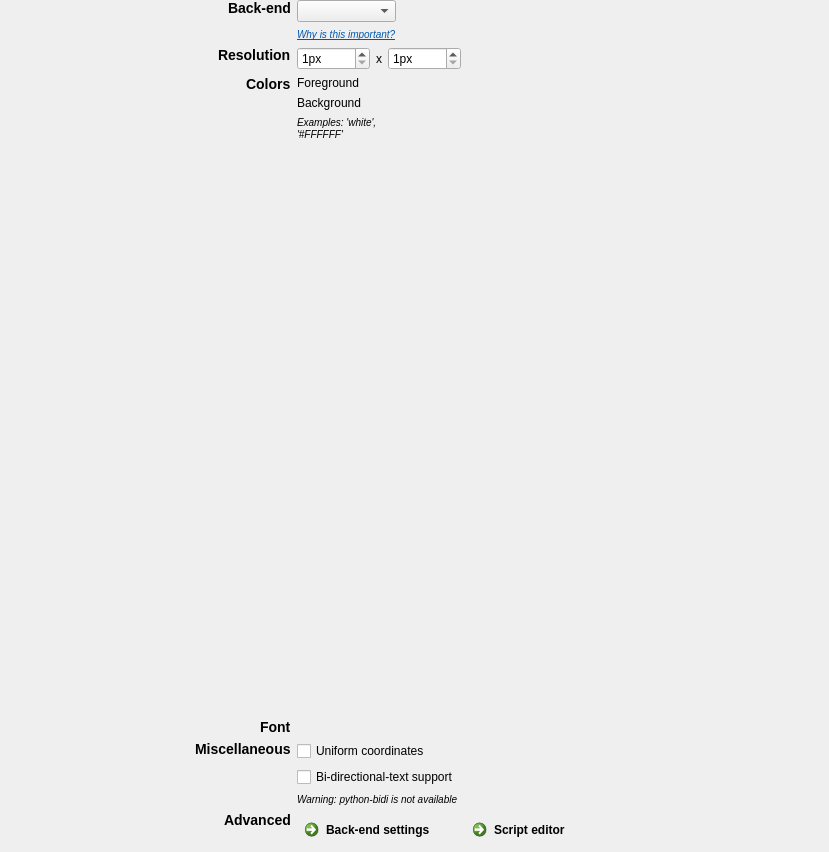
Qt form resources/ui/widgets/general_properties.ui (open-cogsci/OpenSesame) before a commit.
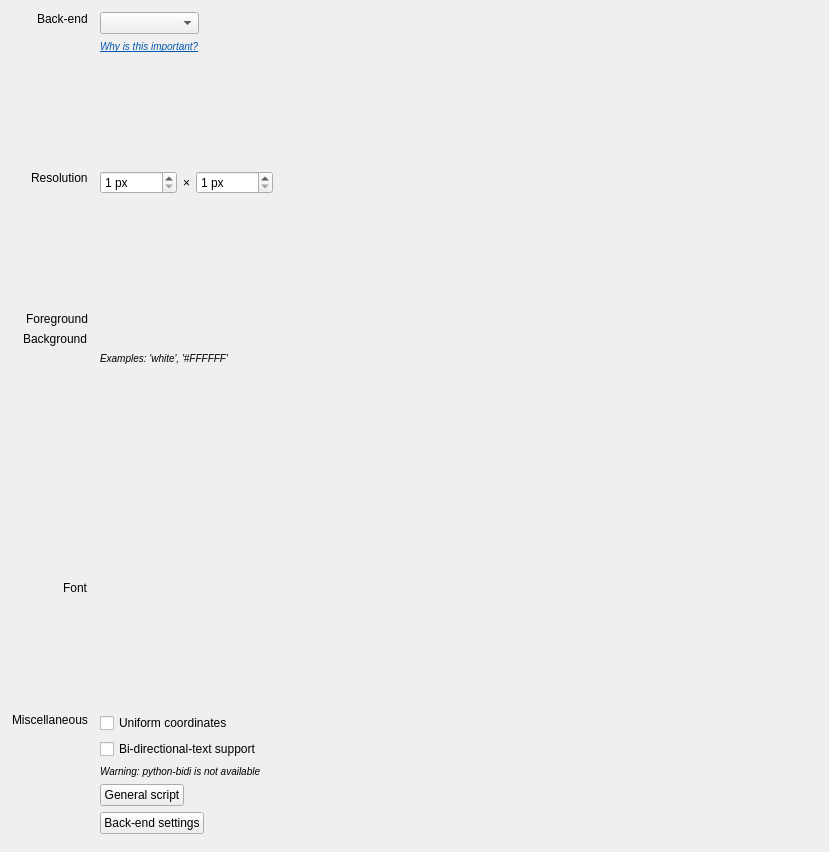
The same form after that commit. Icons and pictures are not drawn. Custom widgets are drawn as their Qt base class.

Patch:
```diff
--- a/resources/ui/widgets/general_properties.ui
+++ b/resources/ui/widgets/general_properties.ui
@@ -14,29 +14,11 @@
    <string>Form</string>
   </property>
   <layout class="QVBoxLayout" name="container_layout">
+   <property name="spacing">
+    <number>18</number>
+   </property>
    <property name="margin">
-    <number>0</number>
-   </property>
-   <item>
-    <widget class="QWidget" name="widget_container" native="true">
-     <property name="sizePolicy">
-      <sizepolicy hsizetype="Expanding" vsizetype="Preferred">
-       <horstretch>0</horstretch>
-       <verstretch>0</verstretch>
-      </sizepolicy>
-     </property>
-     <layout class="QHBoxLayout" name="horizontalLayout_5">
-      <property name="leftMargin">
-       <number>4</number>
-      </property>
-      <property name="topMargin">
-       <number>0</number>
-      </property>
-      <property name="rightMargin">
-       <number>4</number>
-      </property>
-      <property name="bottomMargin">
-       <number>4</number>
+    <number>12</number>
       </property>
       <item>
        <widget class="QWidget" name="widget" native="true">
@@ -59,13 +41,19 @@
          <property name="labelAlignment">
           <set>Qt::AlignRight|Qt::AlignTrailing|Qt::AlignVCenter</set>
          </property>
+      <property name="horizontalSpacing">
+       <number>12</number>
+      </property>
+      <property name="verticalSpacing">
+       <number>6</number>
+      </property>
          <property name="margin">
           <number>0</number>
          </property>
          <item row="0" column="0">
           <widget class="QLabel" name="label_backend">
            <property name="text">
-            <string>&lt;h3&gt;Back-end&lt;/h3&gt;</string>
+         <string>Back-end</string>
            </property>
            <property name="alignment">
             <set>Qt::AlignLeading|Qt::AlignLeft|Qt::AlignTop</set>
@@ -100,10 +88,23 @@
            </layout>
           </widget>
          </item>
+      <item row="1" column="1">
+       <spacer name="verticalSpacer_4">
+        <property name="orientation">
+         <enum>Qt::Vertical</enum>
+        </property>
+        <property name="sizeHint" stdset="0">
+         <size>
+          <width>20</width>
+          <height>6</height>
+         </size>
+        </property>
+       </spacer>
+      </item>
          <item row="2" column="0">
           <widget class="QLabel" name="label_resolution">
            <property name="text">
-            <string>&lt;h3&gt;Resolution&lt;/h3&gt;</string>
+         <string>Resolution</string>
            </property>
            <property name="alignment">
             <set>Qt::AlignLeading|Qt::AlignLeft|Qt::AlignTop</set>
@@ -131,7 +132,7 @@
                <string>The display resolution (width) in pixels</string>
               </property>
               <property name="suffix">
-               <string>px</string>
+            <string> px</string>
               </property>
               <property name="minimum">
                <number>1</number>
@@ -144,7 +145,7 @@
             <item>
              <widget class="QLabel" name="label_6">
               <property name="text">
-               <string>x</string>
+            <string>×</string>
               </property>
              </widget>
             </item>
@@ -154,7 +155,7 @@
                <string>The display resolution (height) in pixels</string>
               </property>
               <property name="suffix">
-               <string>px</string>
+            <string> px</string>
               </property>
               <property name="minimum">
                <number>1</number>
@@ -167,52 +168,54 @@
            </layout>
           </widget>
          </item>
-         <item row="3" column="0">
-          <widget class="QLabel" name="label_colors">
-           <property name="text">
-            <string>&lt;h3&gt;Colors&lt;/h3&gt;</string>
-           </property>
-           <property name="alignment">
-            <set>Qt::AlignLeading|Qt::AlignLeft|Qt::AlignTop</set>
-           </property>
-          </widget>
-         </item>
          <item row="3" column="1">
-          <widget class="QFrame" name="frame_colors">
-           <property name="sizePolicy">
-            <sizepolicy hsizetype="Fixed" vsizetype="Preferred">
-             <horstretch>0</horstretch>
-             <verstretch>0</verstretch>
-            </sizepolicy>
-           </property>
-           <property name="frameShape">
-            <enum>QFrame::NoFrame</enum>
-           </property>
-           <layout class="QGridLayout" name="gridLayout_6">
-            <property name="margin">
-             <number>0</number>
-            </property>
-            <item row="0" column="1">
-             <widget class="color_edit" name="edit_foreground" native="true"/>
-            </item>
-            <item row="0" column="0">
+       <spacer name="verticalSpacer_3">
+        <property name="orientation">
+         <enum>Qt::Vertical</enum>
+        </property>
+        <property name="sizeHint" stdset="0">
+         <size>
+          <width>20</width>
+          <height>6</height>
+         </size>
+        </property>
+       </spacer>
+      </item>
+      <item row="4" column="0">
              <widget class="QLabel" name="label_foreground">
               <property name="text">
                <string>Foreground</string>
               </property>
              </widget>
             </item>
-            <item row="1" column="0">
+      <item row="4" column="1">
+       <widget class="color_edit" name="edit_foreground" native="true">
+        <property name="sizePolicy">
+         <sizepolicy hsizetype="Fixed" vsizetype="Preferred">
+          <horstretch>0</horstretch>
+          <verstretch>0</verstretch>
+         </sizepolicy>
+        </property>
+       </widget>
+      </item>
+      <item row="5" column="0">
              <widget class="QLabel" name="label_background">
               <property name="text">
                <string>Background</string>
               </property>
              </widget>
             </item>
-            <item row="1" column="1">
-             <widget class="color_edit" name="edit_background" native="true"/>
-            </item>
-            <item row="2" column="0" colspan="2">
+      <item row="5" column="1">
+       <widget class="color_edit" name="edit_background" native="true">
+        <property name="sizePolicy">
+         <sizepolicy hsizetype="Fixed" vsizetype="Preferred">
+          <horstretch>0</horstretch>
+          <verstretch>0</verstretch>
+         </sizepolicy>
+        </property>
+       </widget>
+      </item>
+      <item row="6" column="1">
              <widget class="QLabel" name="label_colors_examples">
               <property name="sizePolicy">
                <sizepolicy hsizetype="Preferred" vsizetype="Expanding">
@@ -231,20 +234,48 @@
               </property>
              </widget>
             </item>
+      <item row="7" column="1">
+       <spacer name="verticalSpacer_2">
+        <property name="orientation">
+         <enum>Qt::Vertical</enum>
+        </property>
+        <property name="sizeHint" stdset="0">
+         <size>
+          <width>20</width>
+          <height>6</height>
+         </size>
+        </property>
+       </spacer>
+      </item>
+      <item row="8" column="1">
+       <widget class="QFrame" name="frame_colors">
+        <property name="sizePolicy">
+         <sizepolicy hsizetype="Fixed" vsizetype="Preferred">
+          <horstretch>0</horstretch>
+          <verstretch>0</verstretch>
+         </sizepolicy>
+        </property>
+        <property name="frameShape">
+         <enum>QFrame::NoFrame</enum>
+        </property>
+        <layout class="QGridLayout" name="gridLayout_6">
+         <property name="margin">
+          <number>0</number>
+         </property>
            </layout>
           </widget>
          </item>
-         <item row="4" column="0">
+      <item row="9" column="0">
           <widget class="QLabel" name="label_font">
            <property name="text">
-            <string>&lt;h3&gt;Font&lt;/h3&gt;</string>
+         <string>Font</string>
            </property>
            <property name="alignment">
             <set>Qt::AlignLeading|Qt::AlignLeft|Qt::AlignTop</set>
            </property>
           </widget>
          </item>
-         <item row="4" column="1">
+      <item row="9" column="1">
           <widget class="QFrame" name="frame_font">
            <property name="sizePolicy">
             <sizepolicy hsizetype="Fixed" vsizetype="Preferred">
@@ -281,61 +312,43 @@
            </layout>
           </widget>
          </item>
-         <item row="8" column="0">
-          <widget class="QLabel" name="label_advanced">
+      <item row="10" column="1">
+       <spacer name="verticalSpacer">
+        <property name="orientation">
+         <enum>Qt::Vertical</enum>
+        </property>
+        <property name="sizeHint" stdset="0">
+         <size>
+          <width>0</width>
+          <height>6</height>
+         </size>
+        </property>
+       </spacer>
+      </item>
+      <item row="11" column="0">
+       <widget class="QLabel" name="label_miscellaneous">
            <property name="text">
-            <string>&lt;h3&gt;Advanced&lt;/h3&gt;</string>
+         <string>Miscellaneous</string>
+        </property>
+        <property name="textFormat">
+         <enum>Qt::AutoText</enum>
            </property>
            <property name="alignment">
             <set>Qt::AlignLeading|Qt::AlignLeft|Qt::AlignTop</set>
            </property>
           </widget>
          </item>
-         <item row="8" column="1">
-          <widget class="QFrame" name="frame_advanced">
-           <property name="sizePolicy">
-            <sizepolicy hsizetype="Fixed" vsizetype="Preferred">
-             <horstretch>0</horstretch>
-             <verstretch>0</verstretch>
-            </sizepolicy>
-           </property>
-           <property name="frameShape">
-            <enum>QFrame::NoFrame</enum>
-           </property>
-           <property name="frameShadow">
-            <enum>QFrame::Raised</enum>
-           </property>
-           <layout class="QHBoxLayout" name="horizontalLayout_6">
-            <property name="spacing">
-             <number>0</number>
-            </property>
-            <property name="margin">
-             <number>0</number>
-            </property>
-            <item>
-             <widget class="QCommandLinkButton" name="button_backend_settings">
+      <item row="11" column="1">
+       <widget class="QCheckBox" name="checkbox_uniform_coordinates">
               <property name="toolTip">
                <string>Advanced settings for the selected back-end</string>
               </property>
               <property name="text">
-               <string>Back-end settings</string>
+         <string>Uniform coordinates</string>
               </property>
              </widget>
             </item>
-            <item>
-             <widget class="QCommandLinkButton" name="button_script_editor">
-              <property name="toolTip">
-               <string>Edit the script for the entire experiment</string>
-              </property>
-              <property name="text">
-               <string>Script editor</string>
-              </property>
-             </widget>
-            </item>
-           </layout>
-          </widget>
-         </item>
-         <item row="6" column="1">
+      <item row="12" column="1">
           <widget class="QCheckBox" name="checkbox_bidi">
            <property name="toolTip">
             <string>Enables support for bi-directional languages, such as Arabic and Hebrew</string>
@@ -345,36 +358,66 @@
            </property>
           </widget>
          </item>
-         <item row="7" column="1">
+      <item row="13" column="1">
           <widget class="QLabel" name="label_bidi_check">
            <property name="text">
             <string>&lt;html&gt;&lt;head/&gt;&lt;body&gt;&lt;p&gt;&lt;span style=&quot; font-size:small; font-style:italic;&quot;&gt;Warning: python-bidi is not available&lt;/span&gt;&lt;/p&gt;&lt;/body&gt;&lt;/html&gt;</string>
            </property>
           </widget>
          </item>
-         <item row="5" column="1">
-          <widget class="QCheckBox" name="checkbox_uniform_coordinates">
-           <property name="toolTip">
-            <string>If enabled, (0,0) always refers to the center of the display</string>
+      <item row="14" column="1">
+       <widget class="QPushButton" name="button_script_editor">
+        <property name="sizePolicy">
+         <sizepolicy hsizetype="Fixed" vsizetype="Fixed">
+          <horstretch>0</horstretch>
+          <verstretch>0</verstretch>
+         </sizepolicy>
            </property>
            <property name="text">
-            <string>Uniform coordinates</string>
-           </property>
-          </widget>
-         </item>
-         <item row="5" column="0">
-          <widget class="QLabel" name="label_miscellaneous">
+         <string>General script</string>
+        </property>
+        <property name="icon">
+         <iconset theme="utilities-terminal"/>
+        </property>
+       </widget>
+      </item>
+      <item row="15" column="1">
+       <widget class="QPushButton" name="button_backend_settings">
+        <property name="sizePolicy">
+         <sizepolicy hsizetype="Fixed" vsizetype="Fixed">
+          <horstretch>0</horstretch>
+          <verstretch>0</verstretch>
+         </sizepolicy>
+        </property>
            <property name="text">
-            <string>&lt;html&gt;&lt;head/&gt;&lt;body&gt;&lt;p&gt;&lt;span style=&quot; font-size:large; font-weight:600;&quot;&gt;Miscellaneous&lt;/span&gt;&lt;/p&gt;&lt;/body&gt;&lt;/html&gt;</string>
-           </property>
-           <property name="textFormat">
-            <enum>Qt::AutoText</enum>
-           </property>
-           <property name="alignment">
-            <set>Qt::AlignLeading|Qt::AlignLeft|Qt::AlignTop</set>
-           </property>
-          </widget>
-         </item>
+         <string>Back-end settings</string>
+        </property>
+        <property name="icon">
+         <iconset theme="preferences-system"/>
+        </property>
+       </widget>
+      </item>
+      <item row="16" column="1">
+       <widget class="QFrame" name="frame_advanced">
+        <property name="sizePolicy">
+         <sizepolicy hsizetype="Fixed" vsizetype="Preferred">
+          <horstretch>0</horstretch>
+          <verstretch>0</verstretch>
+         </sizepolicy>
+        </property>
+        <property name="frameShape">
+         <enum>QFrame::NoFrame</enum>
+        </property>
+        <property name="frameShadow">
+         <enum>QFrame::Raised</enum>
+        </property>
+        <layout class="QVBoxLayout" name="verticalLayout_3">
+         <property name="spacing">
+          <number>0</number>
+         </property>
+         <property name="margin">
+          <number>0</number>
+         </property>
         </layout>
        </widget>
       </item>
```
Left out of the diff: 2 changed lines with no effect on the pictures. Lines whose indentation alone changed are shown as unchanged.
